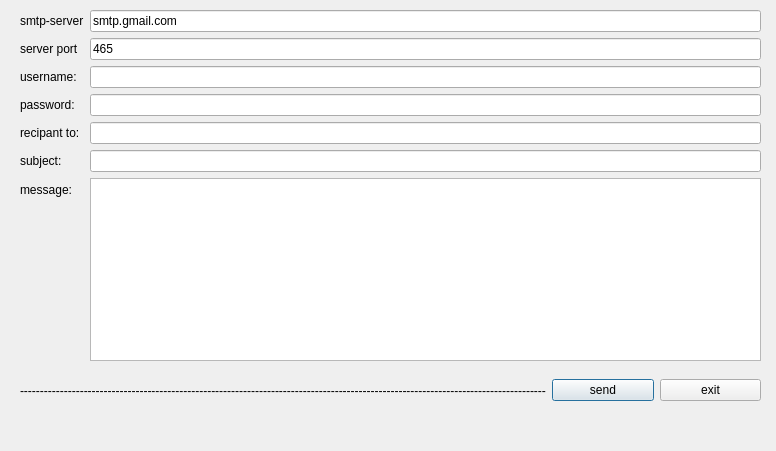
Qt form mailing.ui (zeinebzarrouk/projet-cpp) before a commit.
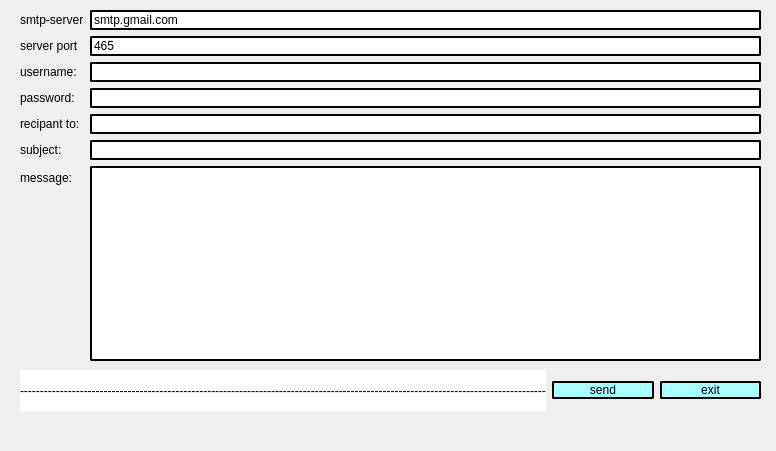
The same form after that commit.

```diff
--- a/mailing.ui
+++ b/mailing.ui
@@ -25,6 +25,9 @@
    <layout class="QFormLayout" name="formLayout">
     <item row="0" column="0">
      <widget class="QLabel" name="label">
+      <property name="styleSheet">
+       <string notr="true">font: 75 italic 9pt &quot;Georgia&quot;;</string>
+      </property>
       <property name="text">
        <string>smtp-server</string>
       </property>
@@ -32,6 +35,9 @@
     </item>
     <item row="6" column="0">
      <widget class="QLabel" name="label_2">
+      <property name="styleSheet">
+       <string notr="true">font: 75 italic 9pt &quot;Georgia&quot;;</string>
+      </property>
       <property name="text">
        <string>message:</string>
       </property>
@@ -39,6 +45,9 @@
     </item>
     <item row="5" column="0">
      <widget class="QLabel" name="label_3">
+      <property name="styleSheet">
+       <string notr="true">font: 75 italic 9pt &quot;Georgia&quot;;</string>
+      </property>
       <property name="text">
        <string>subject:</string>
       </property>
@@ -46,6 +55,9 @@
     </item>
     <item row="4" column="0">
      <widget class="QLabel" name="label_4">
+      <property name="styleSheet">
+       <string notr="true">font: 75 italic 9pt &quot;Georgia&quot;;</string>
+      </property>
       <property name="text">
        <string>recipant to:</string>
       </property>
@@ -53,6 +65,9 @@
     </item>
     <item row="2" column="0">
      <widget class="QLabel" name="label_5">
+      <property name="styleSheet">
+       <string notr="true">font: 75 italic 9pt &quot;Georgia&quot;;</string>
+      </property>
       <property name="text">
        <string>username:</string>
       </property>
@@ -60,6 +75,9 @@
     </item>
     <item row="3" column="0">
      <widget class="QLabel" name="label_6">
+      <property name="styleSheet">
+       <string notr="true">font: 75 italic 9pt &quot;Georgia&quot;;</string>
+      </property>
       <property name="text">
        <string>password:</string>
       </property>
@@ -67,6 +85,9 @@
     </item>
     <item row="1" column="0">
      <widget class="QLabel" name="label_7">
+      <property name="styleSheet">
+       <string notr="true">font: 75 italic 9pt &quot;Georgia&quot;;</string>
+      </property>
       <property name="text">
        <string>server port</string>
       </property>
@@ -74,6 +95,13 @@
     </item>
     <item row="0" column="1">
      <widget class="QLineEdit" name="server">
+      <property name="styleSheet">
+       <string notr="true">font: 75 italic 9pt &quot;Georgia&quot;;
+color: black;
+border-style:outset;
+border-width:2px;
+border-radius:2px;</string>
+      </property>
       <property name="text">
        <string>smtp.gmail.com</string>
       </property>
@@ -81,25 +109,73 @@
     </item>
     <item row="1" column="1">
      <widget class="QLineEdit" name="port">
+      <property name="styleSheet">
+       <string notr="true">font: 75 italic 9pt &quot;Georgia&quot;;
+color: black;
+border-style:outset;
+border-width:2px;
+border-radius:2px;
+</string>
+      </property>
       <property name="text">
        <string>465</string>
       </property>
      </widget>
     </item>
     <item row="2" column="1">
-     <widget class="QLineEdit" name="uname"/>
+     <widget class="QLineEdit" name="uname">
+      <property name="styleSheet">
+       <string notr="true">font: 75 italic 9pt &quot;Georgia&quot;;
+color: black;
+border-style:outset;
+border-width:2px;
+border-radius:2px;</string>
+      </property>
+     </widget>
     </item>
     <item row="3" column="1">
-     <widget class="QLineEdit" name="paswd"/>
+     <widget class="QLineEdit" name="paswd">
+      <property name="styleSheet">
+       <string notr="true">font: 75 italic 9pt &quot;Georgia&quot;;
+color: black;
+border-style:outset;
+border-width:2px;
+border-radius:2px;</string>
+      </property>
+     </widget>
     </item>
     <item row="4" column="1">
-     <widget class="QLineEdit" name="rcpt"/>
+     <widget class="QLineEdit" name="rcpt">
+      <property name="styleSheet">
+       <string notr="true">font: 75 italic 9pt &quot;Georgia&quot;;
+color: black;
+border-style:outset;
+border-width:2px;
+border-radius:2px;</string>
+      </property>
+     </widget>
     </item>
     <item row="5" column="1">
-     <widget class="QLineEdit" name="subject"/>
+     <widget class="QLineEdit" name="subject">
+      <property name="styleSheet">
+       <string notr="true">font: 75 italic 9pt &quot;Georgia&quot;;
+color: black;
+border-style:outset;
+border-width:2px;
+border-radius:2px;</string>
+      </property>
+     </widget>
     </item>
     <item row="6" column="1">
-     <widget class="QTextEdit" name="msg"/>
+     <widget class="QTextEdit" name="msg">
+      <property name="styleSheet">
+       <string notr="true">font: 75 italic 9pt &quot;Georgia&quot;;
+color: black;
+border-style:outset;
+border-width:2px;
+border-radius:2px;</string>
+      </property>
+     </widget>
     </item>
    </layout>
   </widget>
@@ -115,6 +191,9 @@
    <layout class="QHBoxLayout" name="horizontalLayout">
     <item>
      <widget class="QLabel" name="label_8">
+      <property name="styleSheet">
+       <string notr="true">background-color: rgb(255, 255, 255);</string>
+      </property>
       <property name="text">
        <string>------------------------------------------------------------------------------------------------------------------------------------</string>
       </property>
@@ -122,6 +201,14 @@
     </item>
     <item>
      <widget class="QPushButton" name="send">
+      <property name="styleSheet">
+       <string notr="true">font: 75 italic 9pt &quot;Georgia&quot;;
+color: black;
+border-style:outset;
+border-width:2px;
+border-radius:2px;
+background-color: rgb(170, 255, 255);</string>
+      </property>
       <property name="text">
        <string>send</string>
       </property>
@@ -129,6 +216,14 @@
     </item>
     <item>
      <widget class="QPushButton" name="exit">
+      <property name="styleSheet">
+       <string notr="true">font: 75 italic 9pt &quot;Georgia&quot;;
+color: black;
+border-style:outset;
+border-width:2px;
+border-radius:2px;
+background-color: rgb(170, 255, 255);</string>
+      </property>
       <property name="text">
        <string>exit</string>
       </property>
```
